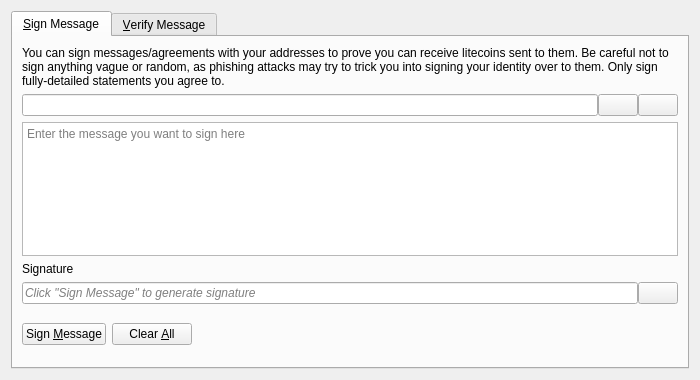
Old version of the form src/qt/forms/signverifymessagedialog.ui in the repository btip1606-max/paradoxcoin.
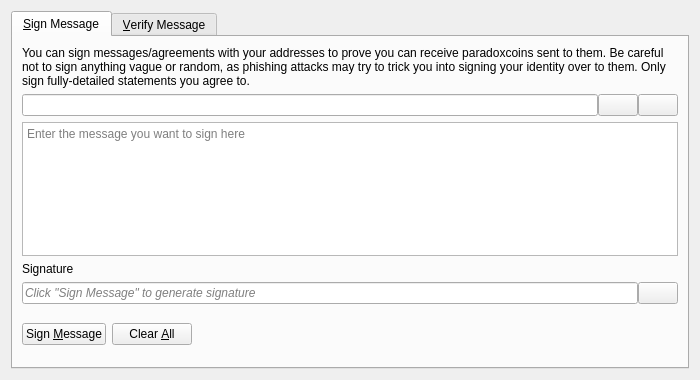
New version of the form. Icons and pictures are not drawn. Custom widgets are drawn as their Qt base class.

```diff
--- a/src/qt/forms/signverifymessagedialog.ui
+++ b/src/qt/forms/signverifymessagedialog.ui
@@ -30,7 +30,7 @@
        <item>
         <widget class="QLabel" name="infoLabel_SM">
          <property name="text">
-          <string>You can sign messages/agreements with your addresses to prove you can receive litecoins sent to them. Be careful not to sign anything vague or random, as phishing attacks may try to trick you into signing your identity over to them. Only sign fully-detailed statements you agree to.</string>
+          <string>You can sign messages/agreements with your addresses to prove you can receive paradoxcoins sent to them. Be careful not to sign anything vague or random, as phishing attacks may try to trick you into signing your identity over to them. Only sign fully-detailed statements you agree to.</string>
          </property>
          <property name="textFormat">
           <enum>Qt::PlainText</enum>
```
Left out of the diff: 8 changed lines with no effect on the pictures.
